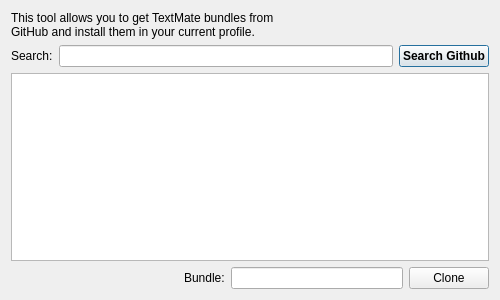
The window that prymatex/share/Bundles/Prymatex.tmbundle/Support/nibs/github/githubclient.ui (prymatex/prymatex) describes before a commit, drawn with Qt 5.
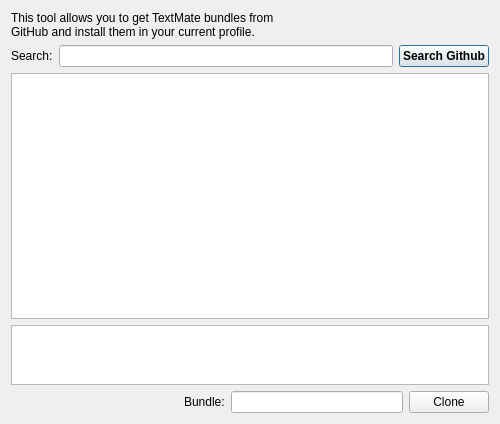
The same window after the commit.

Commit message: de todo un poco, errores, nuevas uis, y no mas args en pmxctl, solo kwargs

```diff
--- a/prymatex/share/Bundles/Prymatex.tmbundle/Support/nibs/github/githubclient.ui
+++ b/prymatex/share/Bundles/Prymatex.tmbundle/Support/nibs/github/githubclient.ui
@@ -7,7 +7,7 @@
     <x>0</x>
     <y>0</y>
     <width>500</width>
-    <height>300</height>
+    <height>424</height>
    </rect>
   </property>
   <property name="minimumSize">
@@ -57,6 +57,16 @@
    <item>
     <widget class="QTableView" name="tableViewResults"/>
    </item>
+   <item>
+    <widget class="QTextEdit" name="textEditDescription">
+     <property name="maximumSize">
+      <size>
+       <width>16777215</width>
+       <height>60</height>
+      </size>
+     </property>
+    </widget>
+   </item>
    <item>
     <layout class="QHBoxLayout" name="horizontalLayout">
      <item>
```
The commit also changes 7 other files.
